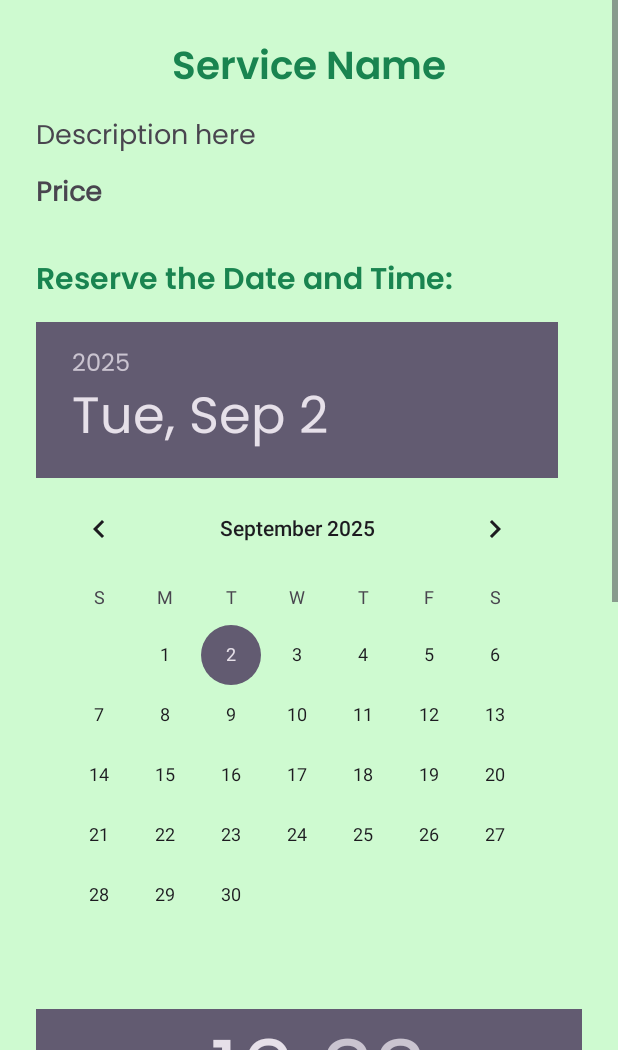
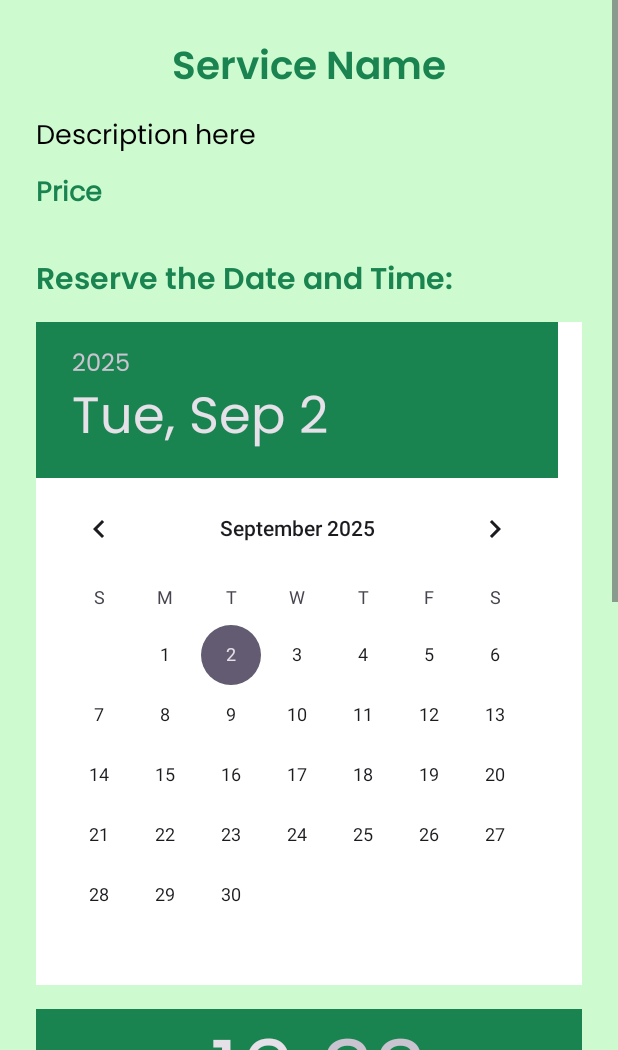
Before and after one commit to PasanEkanayake/LuxeVista-Resort-Mobile-Application, an Android app: the ServiceDetailsActivity screen opened directly, with no data from a screen before it, on a phone screen of 412 x 824 dp, the part 186-1236 px from its top. Run offline under Robolectric (Android 15) with nearby library versions, the phone set to English and light mode, and no system bars; 1 statement that could not run was skipped.

Commit message:
Update activity_service_details.xml

```diff
--- a/app/src/main/res/layout/activity_service_details.xml
+++ b/app/src/main/res/layout/activity_service_details.xml
@@ -56,6 +56,7 @@
             android:layout_height="wrap_content"
             android:text="Description here"
             android:textSize="18sp"
+            android:textColor="@color/black"
             android:layout_marginBottom="8dp"/>
 
         <TextView
@@ -65,6 +66,7 @@
             android:text="Price"
             android:textStyle="bold"
             android:textSize="18sp"
+            android:textColor="#198450"
             android:layout_marginBottom="16dp"/>
 
         <TextView
@@ -81,13 +83,21 @@
             android:id="@+id/datePicker"
             android:layout_width="match_parent"
             android:layout_height="wrap_content"
-            android:layout_marginBottom="16dp"/>
+            android:layout_marginBottom="16dp"
+            android:background="@color/white"
+            android:headerBackground="#198450"/>
 
         <TimePicker
             android:id="@+id/timePicker"
             android:layout_width="match_parent"
             android:layout_height="wrap_content"
-            android:layout_marginBottom="24dp"/>
+            android:layout_marginBottom="24dp"
+            android:calendarTextColor="@color/white"
+            android:numbersBackgroundColor="#198450"
+            android:numbersTextColor="@color/white"
+            android:numbersInnerTextColor="@color/white"
+            android:background="@color/white"
+            android:headerBackground="#198450"/>
 
         <Button
             android:id="@+id/btnReserve"
```
